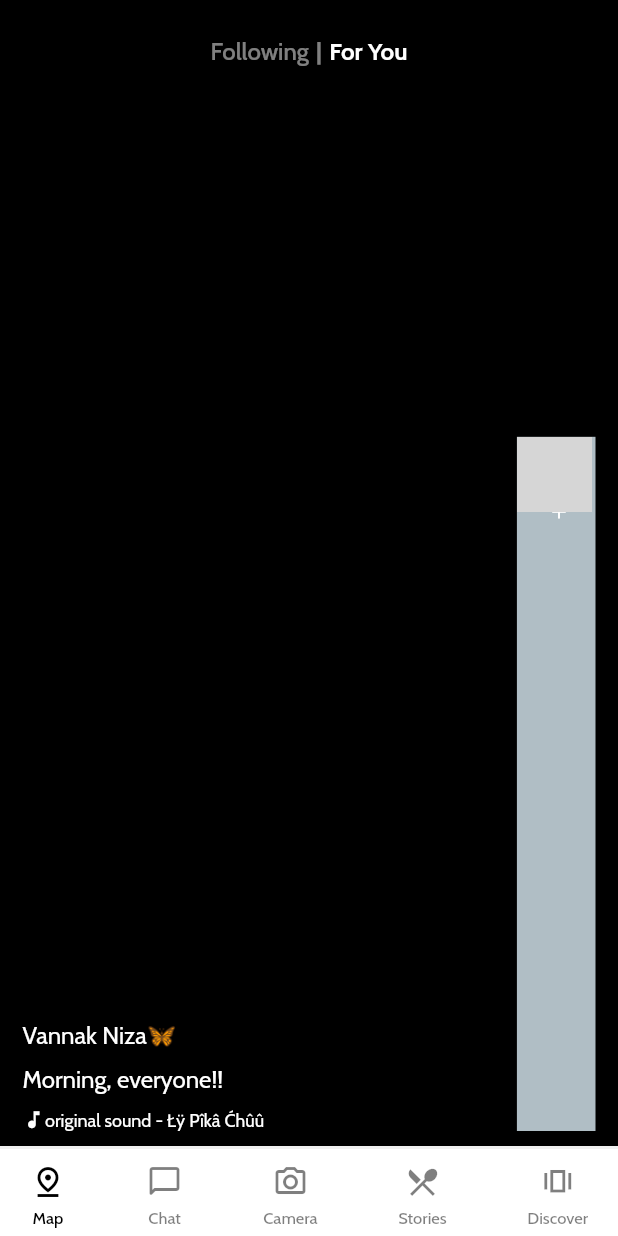
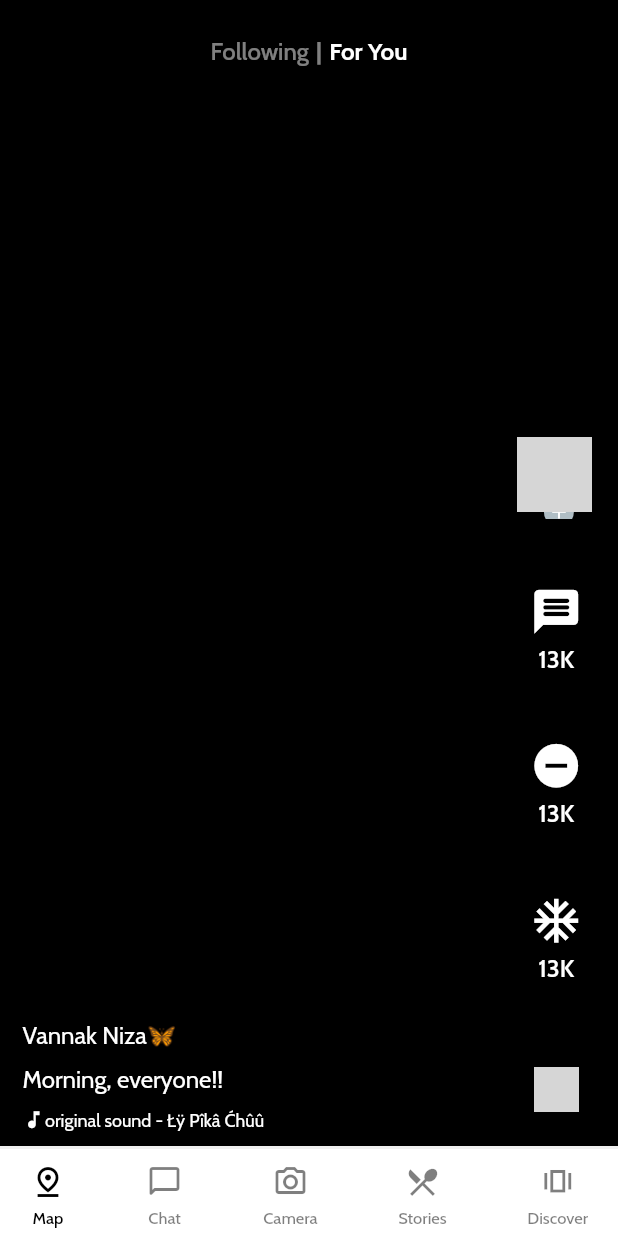
Before and after one commit to nipunh/FreeMeals, a Flutter app: the RootApp screen opened directly, on a phone screen of 412 x 824 dp. Run offline on Flutter 3.47's test engine with Material 2 defaults, Android fonts, the phone set to English and light mode, and no system bars; our stand-ins replace cloud_firestore, connectivity, data_connection_checker, firebase_auth, firebase_core, firebase_messaging and 5 more; missing offline and left inert: encrypt, international_phone_input, launch_review, pointycastle, qr_code_scanner; accounts and stored records are empty; network calls fail; key blocks and very long unbroken strings in the code were emptied for the run; grey boxes are pictures that could not be loaded.

Commit message:
Update discover_page.dart

```diff
--- a/lib/screen/discover_page.dart
+++ b/lib/screen/discover_page.dart
@@ -46,23 +46,29 @@ class _DiscoverPageState extends State<DiscoverPage> {
                               children: <Widget>[
                                 Container(
                                   height: size.height * 0.3,
-
                                 ),
                                 Expanded(
                                   child: Container(
-                                      decoration: BoxDecoration(
-                                          color: Colors.blueGrey[200]
-                                        ),
+                                    decoration:
+                                        BoxDecoration(color: Colors.black),
                                     child: Column(
+                                      mainAxisAlignment:
+                                          MainAxisAlignment.spaceBetween,
                                       children: <Widget>[
-                                            getProfile()
+                                        getProfile(items[0]['profileImg']),
+                                        getIcons(
+                                            Icons.message_rounded, 35.0, "88"),
+                                        getIcons(Icons.remove_circle_outlined,
+                                            35.0, "88"),
+                                        getIcons(Icons.ac_unit, 35.0, "88"),
+                                        getAlbum(items[0]['albumImg'])
                                       ],
                                     ),
                                   ),
                                 )
-                              ],),
-                            )
-                          )
+                              ],
+                            ),
+                          ))
                         ],
                       ),
                     )
@@ -76,9 +82,57 @@ class _DiscoverPageState extends State<DiscoverPage> {
     );
   }
 
-  Widget getProfile(){
-    return
+  Widget getAlbum(albumImg){
+    return Container(
+      width: 55,
+      height: 55,
+      child: Stack(
+        children: <Widget>[
           Container(
+            width: 55,
+            height: 55,
+            decoration: BoxDecoration(
+              shape: BoxShape.circle,
+              color: Colors.black
+            ),
+          ),
+
+          Center(
+            child: Container(
+              width: 30,
+              height: 30,
+              decoration: BoxDecoration(
+                shape: BoxShape.circle,
+                image: DecorationImage(
+                  image: NetworkImage(albumImg), fit: BoxFit.cover
+                )
+              ),
+            ),
+          )
+        ],
+      ),
+    );
+  }
+
+  Widget getIcons(icon, size, count) {
+    return Column(
+      children: <Widget>[
+        Icon(
+          icon,
+          color: Colors.white,
+          size: size,
+        ),
+        SizedBox(
+          height: 5,
+        ),
+        Text("13K",
+            style: TextStyle(color: Colors.white, fontWeight: FontWeight.w600))
+      ],
+    );
+  }
+
+  Widget getProfile(profileImg) {
+    return Container(
       width: 55,
       height: 55,
       child: Stack(
@@ -89,10 +143,9 @@ class _DiscoverPageState extends State<DiscoverPage> {
               decoration: BoxDecoration(
                   border: Border.all(color: Colors.white),
                   shape: BoxShape.circle,
-                image : DecorationImage(
-                  image: NetworkImage(items[0]['profileImg']), fit : BoxFit.cover )
-                )
-              ),
+                  image: DecorationImage(
+                      image: NetworkImage(profileImg),
+                      fit: BoxFit.cover))),
           Positioned(
               left: 18,
               bottom: -5,
@@ -100,11 +153,13 @@ class _DiscoverPageState extends State<DiscoverPage> {
                 width: 20,
                 height: 20,
                 decoration: BoxDecoration(
-                  shape: BoxShape.circle,
-                  color: Colors.blueGrey[200]
+                    shape: BoxShape.circle, color: Colors.blueGrey[200]),
+                child: Center(
+                  child: Icon(
+                    Icons.add,
+                    color: Colors.white,
+                    size: 15,
                   ),
-                child: Center(
-                  child: Icon(Icons.add, color: Colors.white, size: 15,),
                 ),
               ))
         ],
@@ -112,8 +167,6 @@ class _DiscoverPageState extends State<DiscoverPage> {
     );
   }
 }
-
-
 
 class LeftPannel extends StatelessWidget {
   const LeftPannel({
@@ -128,8 +181,7 @@ class LeftPannel extends StatelessWidget {
     return Container(
       width: size.width * 0.8,
       height: size.height,
-      decoration:
-          BoxDecoration(color: Colors.black),
+      decoration: BoxDecoration(color: Colors.black),
       child: Column(
         mainAxisAlignment: MainAxisAlignment.end,
         crossAxisAlignment: CrossAxisAlignment.start,
@@ -146,12 +198,10 @@ class LeftPannel extends StatelessWidget {
           SizedBox(height: 10),
           Row(
             children: <Widget>[
-              Icon(Icons.music_note,
-                  color: Colors.white, size: 15),
+              Icon(Icons.music_note, color: Colors.white, size: 15),
               Text(
                 items[0]['songName'],
-                style: TextStyle(
-                    color: Colors.white, fontSize: 12),
+                style: TextStyle(color: Colors.white, fontSize: 12),
               ),
             ],
           ),
```
Lines whose indentation alone changed are shown as unchanged.
